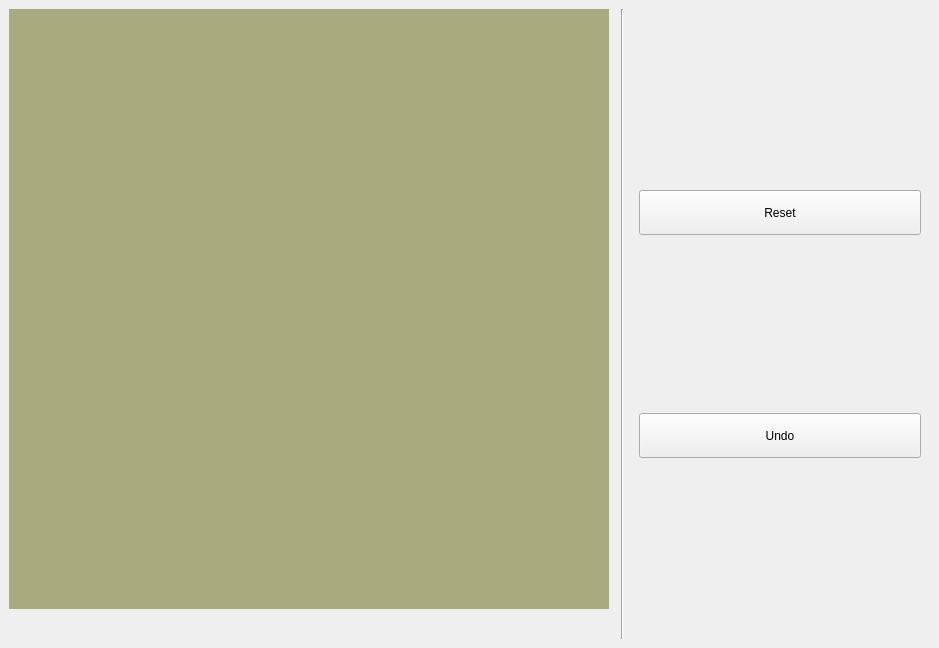
The window that skins/window.ui (StevenBaby/gomoku) describes before a commit, drawn with Qt 5.
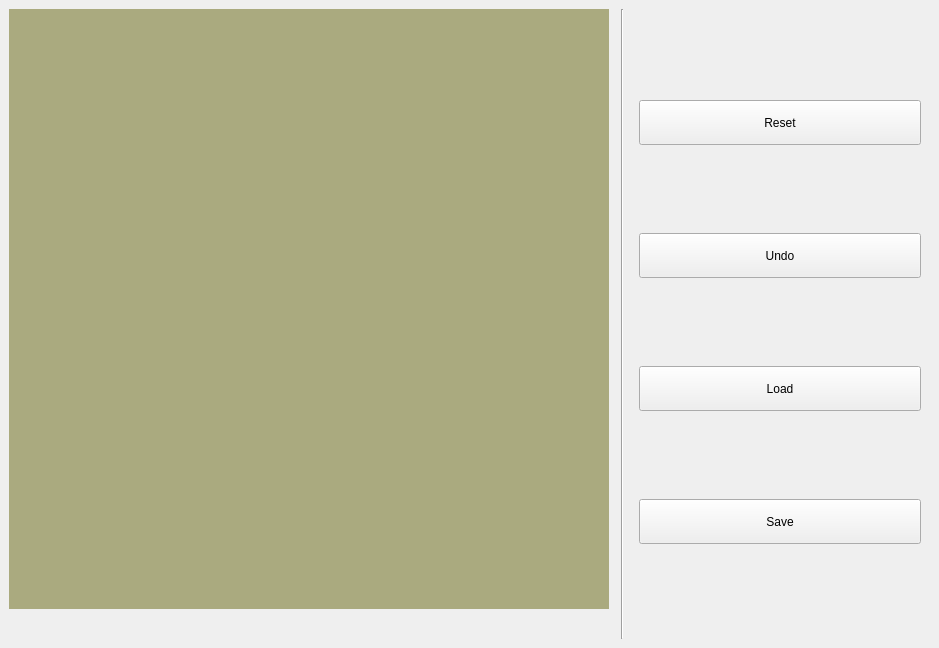
The same window after the commit. Icons and pictures are not drawn. Custom widgets are drawn as their Qt base class.

```diff
--- a/skins/window.ui
+++ b/skins/window.ui
@@ -105,8 +105,8 @@
         <height>0</height>
        </size>
       </property>
-      <layout class="QGridLayout" name="gridLayout">
-       <item row="0" column="0">
+      <layout class="QVBoxLayout" name="verticalLayout">
+       <item>
         <widget class="QPushButton" name="reset">
          <property name="minimumSize">
           <size>
@@ -119,7 +119,7 @@
          </property>
         </widget>
        </item>
-       <item row="1" column="0">
+       <item>
         <widget class="QPushButton" name="undo">
          <property name="minimumSize">
           <size>
@@ -132,6 +132,32 @@
          </property>
         </widget>
        </item>
+       <item>
+        <widget class="QPushButton" name="load">
+         <property name="minimumSize">
+          <size>
+           <width>0</width>
+           <height>45</height>
+          </size>
+         </property>
+         <property name="text">
+          <string>Load</string>
+         </property>
+        </widget>
+       </item>
+       <item>
+        <widget class="QPushButton" name="save">
+         <property name="minimumSize">
+          <size>
+           <width>0</width>
+           <height>45</height>
+          </size>
+         </property>
+         <property name="text">
+          <string>Save</string>
+         </property>
+        </widget>
+       </item>
       </layout>
      </widget>
     </item>
```
